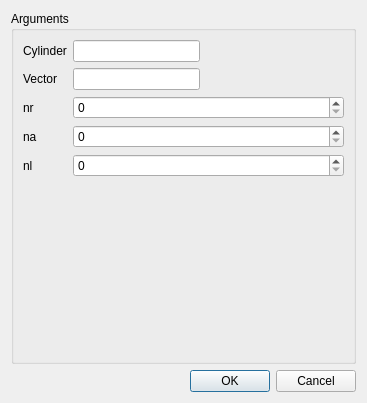
SalomePlatform/hexablock, file src/HEXABLOCKGUI/MakeCylinder_QTD.ui: the form before one commit.
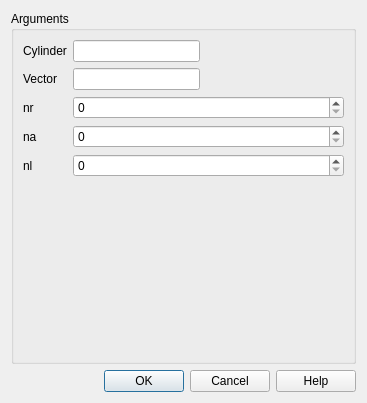
The form after the commit.

Commit message: added: -Propagation, Vector ( completed ) dialog panel. -Help button on all panel. -Delegate for all Panel updated: -menu always showed for each action

Diff of the .ui file:
```diff
--- a/src/HEXABLOCKGUI/MakeCylinder_QTD.ui
+++ b/src/HEXABLOCKGUI/MakeCylinder_QTD.ui
@@ -93,7 +93,7 @@
       <enum>Qt::Horizontal</enum>
      </property>
      <property name="standardButtons">
-      <set>QDialogButtonBox::Cancel|QDialogButtonBox::Ok</set>
+      <set>QDialogButtonBox::Cancel|QDialogButtonBox::Ok|QDialogButtonBox::Help</set>
      </property>
     </widget>
    </item>
```
The commit also changes 37 other files.
